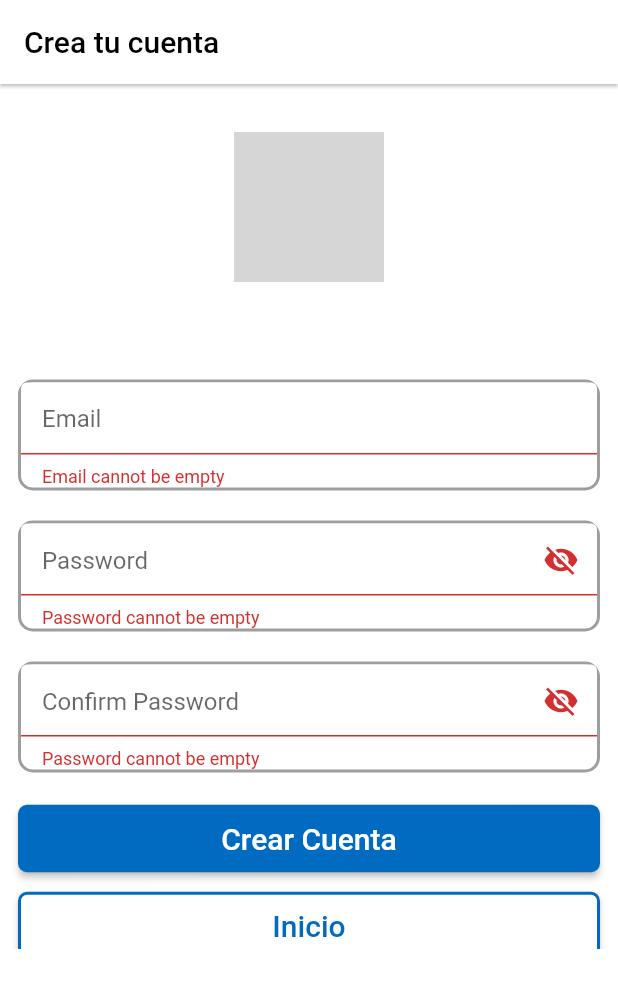
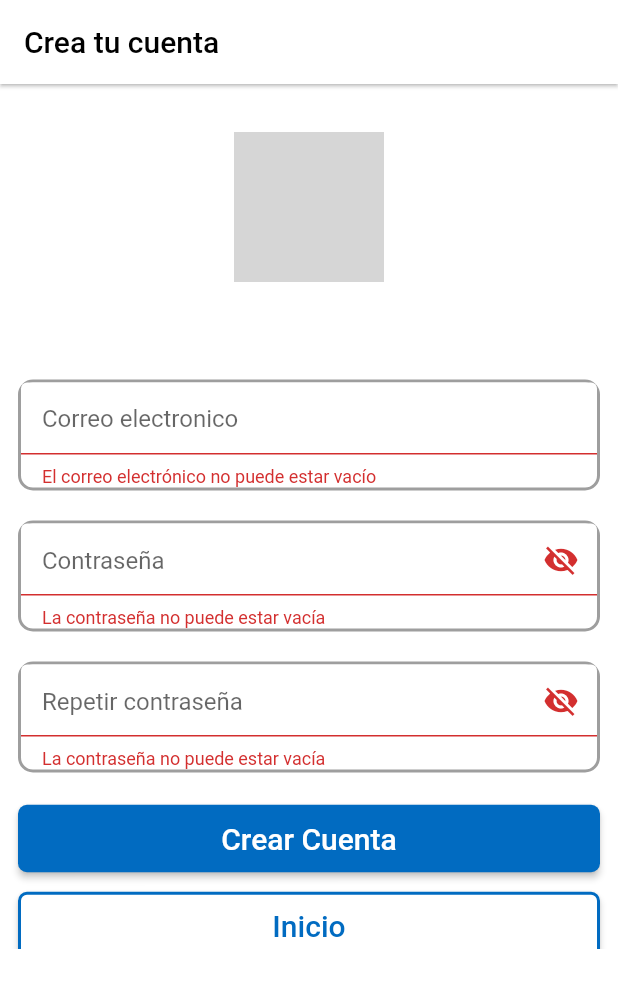
Before and after one commit to cricrimr/ProyectoFlutter, a Flutter app: the Register screen opened directly, after a tap on "Crear Cuenta", on a phone screen of 412 x 824 dp. Shown: the top 988 px of the screen. Run offline on Flutter 3.47's test engine with Material 2 defaults, Android fonts, the phone set to English and light mode, and no system bars; our stand-ins replace cloud_firestore, firebase_auth, firebase_core, firebase_storage, image_picker; accounts and stored records are empty; network calls fail; Roboto replaces fonts that are missing (San Francisco); grey boxes are pictures that could not be loaded.

Commit message:
arreglos formulario

```diff
--- a/lib/login/register.dart
+++ b/lib/login/register.dart
@@ -93,7 +93,7 @@ class _RegisterState extends State<Register> {
                             decoration: InputDecoration(
                               filled: true,
                               fillColor: Colors.white,
-                              hintText: 'Email',
+                              hintText: 'Correo electronico',
                               enabled: true,
                               contentPadding: const EdgeInsets.only(
                                   left: 14.0, bottom: 8.0, top: 8.0),
@@ -108,12 +108,12 @@ class _RegisterState extends State<Register> {
                             ),
                             validator: (value) {
                               if (value!.length == 0) {
-                                return "Email cannot be empty";
+                                return "El correo electrónico no puede estar vacío";
                               }
                               if (!RegExp(
                                       "^[a-zA-Z0-9+_.-]+@[a-zA-Z0-9.-]+.[a-z]")
                                   .hasMatch(value)) {
-                                return ("Please enter a valid email");
+                                return ("Por favor introduzca una dirección de correo electrónico válida");
                               } else {
                                 return null;
                               }
@@ -148,7 +148,7 @@ class _RegisterState extends State<Register> {
                                   }),
                               filled: true,
                               fillColor: Colors.white,
-                              hintText: 'Password',
+                              hintText: 'Contraseña',
                               enabled: true,
                               contentPadding: const EdgeInsets.only(
                                   left: 14.0, bottom: 8.0, top: 15.0),
@@ -164,10 +164,10 @@ class _RegisterState extends State<Register> {
                             validator: (value) {
                               RegExp regex = new RegExp(r'^.{6,}$');
                               if (value!.isEmpty) {
-                                return "Password cannot be empty";
+                                return "La contraseña no puede estar vacía";
                               }
                               if (!regex.hasMatch(value)) {
-                                return ("please enter valid password min. 6 character");
+                                return ("por favor ingrese una contraseña válida min. 6 caracteres");
                               } else {
                                 return null;
                               }
@@ -201,7 +201,7 @@ class _RegisterState extends State<Register> {
                                   }),
                               filled: true,
                               fillColor: Colors.white,
-                              hintText: 'Confirm Password',
+                              hintText: 'Repetir contraseña',
                               enabled: true,
                               contentPadding: const EdgeInsets.only(
                                   left: 14.0, bottom: 8.0, top: 15.0),
@@ -216,11 +216,11 @@ class _RegisterState extends State<Register> {
                             ),
                             validator: (value) {
                               if (value!.isEmpty) {
-                                return "Password cannot be empty";
+                                return "La contraseña no puede estar vacía";
                               }
                               if (confirmpassController.text !=
                                   passwordController.text) {
-                                return "Password did not match";
+                                return "La contraseña no coincide";
                               } else {
                                 return null;
                               }
```
